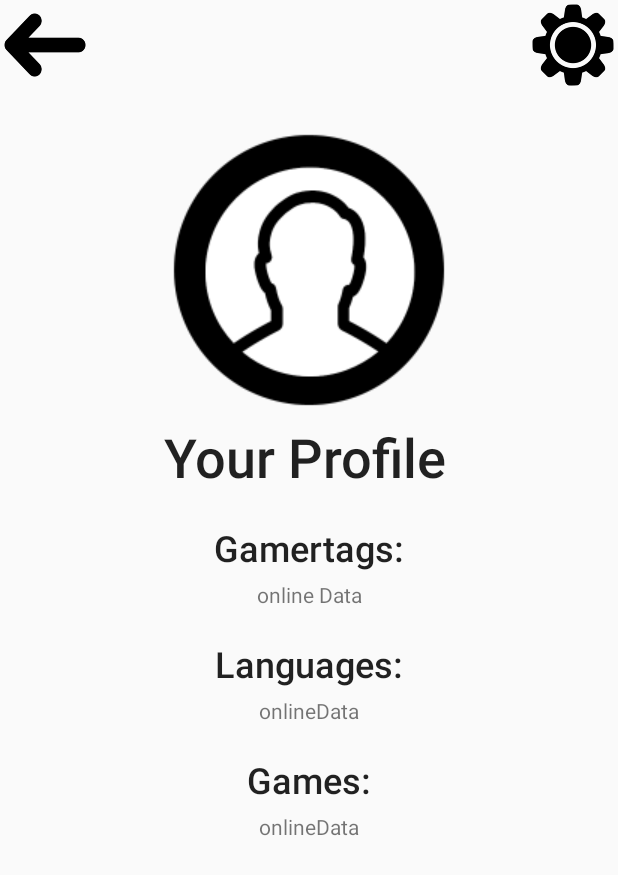
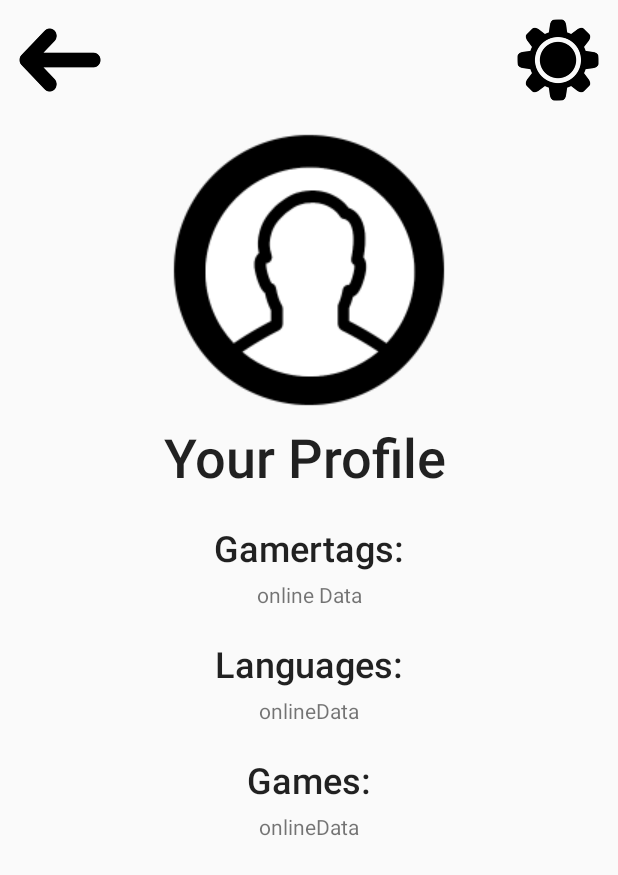
Before and after one commit to Pat-Neumann/Teambuilder, an Android app: the ProfilePage screen opened directly, with no data from a screen before it, on a phone screen of 412 x 824 dp. Shown: the top 875 px of the screen. Run offline under Robolectric (Android 15) with nearby library versions, the phone set to English and light mode, and no system bars.

Commit message:
changed position of back button

```diff
--- a/app/src/main/res/layout/edit_profile_page.xml
+++ b/app/src/main/res/layout/edit_profile_page.xml
@@ -11,6 +11,9 @@
         android:id="@+id/editProfilePageBackBtn"
         android:layout_width="@dimen/profile_button_size"
         android:layout_height="@dimen/profile_button_size"
+        android:layout_marginStart="10dp"
+        android:layout_marginLeft="10dp"
+        android:layout_marginTop="10dp"
         android:background="@drawable/back_button_logo"
         app:layout_constraintStart_toStartOf="parent"
         app:layout_constraintTop_toTopOf="parent" />
--- a/app/src/main/res/layout/login_page.xml
+++ b/app/src/main/res/layout/login_page.xml
@@ -80,6 +80,9 @@
         android:id="@+id/loginPageBackBtn"
         android:layout_width="@dimen/profile_button_size"
         android:layout_height="@dimen/profile_button_size"
+        android:layout_marginStart="10dp"
+        android:layout_marginLeft="10dp"
+        android:layout_marginTop="10dp"
         android:background="@drawable/back_button_logo"
         app:layout_constraintStart_toStartOf="parent"
         app:layout_constraintTop_toTopOf="parent" />
--- a/app/src/main/res/layout/profile_page.xml
+++ b/app/src/main/res/layout/profile_page.xml
@@ -35,6 +35,9 @@
         android:id="@+id/pPageBackButton"
         android:layout_width="@dimen/profile_button_size"
         android:layout_height="@dimen/profile_button_size"
+        android:layout_marginStart="10dp"
+        android:layout_marginLeft="10dp"
+        android:layout_marginTop="10dp"
         android:background="@drawable/back_button_logo"
         app:layout_constraintStart_toStartOf="parent"
         app:layout_constraintTop_toTopOf="parent" />
@@ -43,6 +46,9 @@
         android:id="@+id/pPageSettingsButton"
         android:layout_width="@dimen/profile_button_size"
         android:layout_height="@dimen/profile_button_size"
+        android:layout_marginTop="10dp"
+        android:layout_marginEnd="10dp"
+        android:layout_marginRight="10dp"
         android:background="@drawable/settings_gearwheel_logo"
         app:layout_constraintEnd_toEndOf="parent"
         app:layout_constraintTop_toTopOf="parent" />
--- a/app/src/main/res/layout/register_page.xml
+++ b/app/src/main/res/layout/register_page.xml
@@ -82,6 +82,9 @@
         android:id="@+id/registerPageBackBt"
         android:layout_width="@dimen/profile_button_size"
         android:layout_height="@dimen/profile_button_size"
+        android:layout_marginStart="10dp"
+        android:layout_marginLeft="10dp"
+        android:layout_marginTop="10dp"
         android:background="@drawable/back_button_logo"
         app:layout_constraintStart_toStartOf="parent"
         app:layout_constraintTop_toTopOf="parent" />
```
